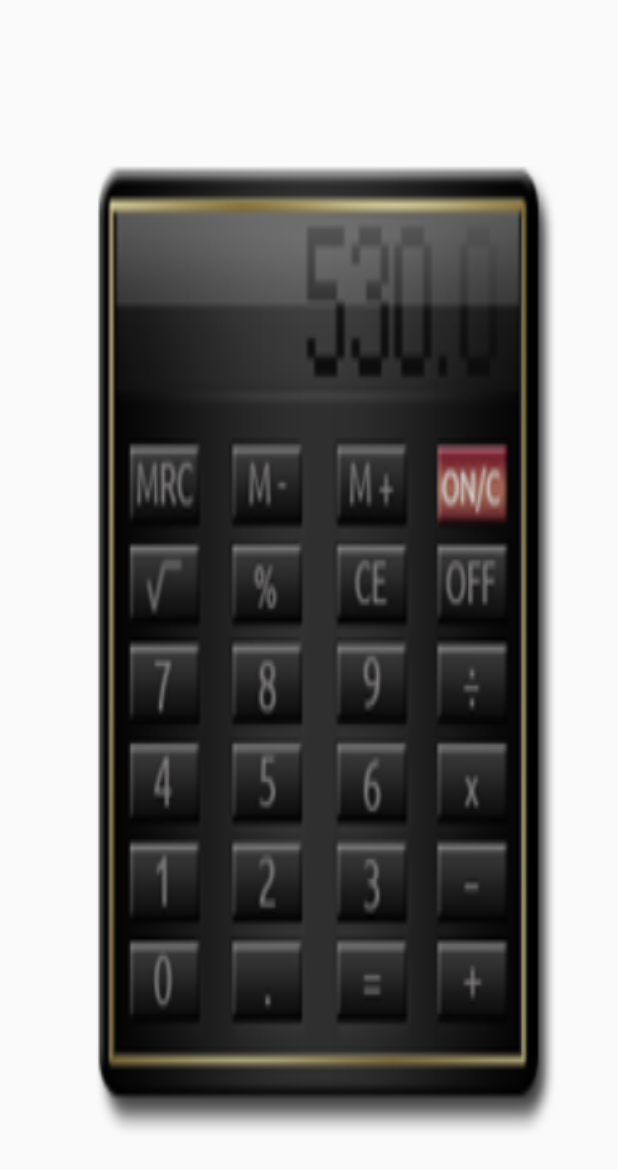
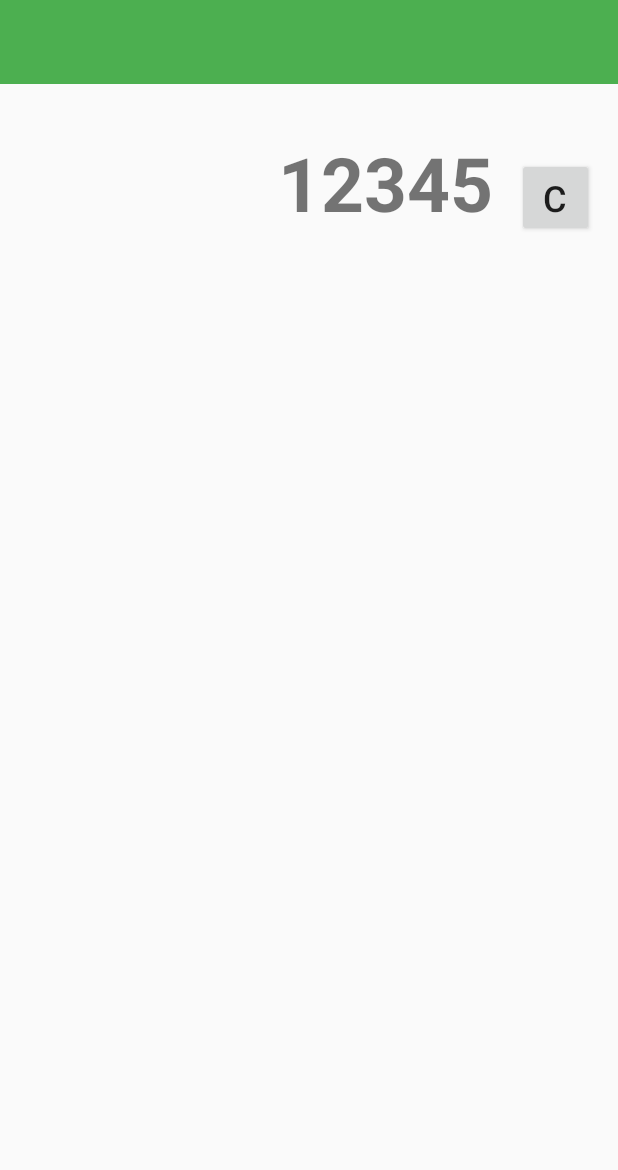
Before and after one commit to apirat-on/BallCalculate, an Android app: the layout fragment_calculate.xml on its own in the app's theme, with its tools: preview values and no code run, on a phone screen of 412 x 824 dp. Shown: the top 1170 px of the screen. Run offline under Robolectric (Android 15) with nearby library versions, the phone set to English and light mode, and no system bars.

Commit message:
Home Work 9 Jan 61

```diff
--- a/app/src/main/res/layout/fragment_calculate.xml
+++ b/app/src/main/res/layout/fragment_calculate.xml
@@ -8,16 +8,16 @@
     <android.support.v7.widget.Toolbar
         android:id="@+id/toolbarCalculate"
         android:layout_width="match_parent"
-        android:layout_height="match_parent"
-        android:background="@drawable/logo33"
+        android:layout_height="?attr/actionBarSize"
+        android:background="@color/colorPrimary"
         android:theme="@style/Base.ThemeOverlay.AppCompat.Dark.ActionBar"></android.support.v7.widget.Toolbar>
 
     <!--Content-->
     <LinearLayout
         android:padding="@dimen/padding"
-        android:orientation="vertical"
+        android:orientation="horizontal"
         android:layout_width="match_parent"
-        android:layout_height="match_parent">
+        android:layout_height="wrap_content">
         <!--Display-->
         <TextView
             android:padding="@dimen/padding"
@@ -27,16 +27,23 @@
             android:textSize="50dp"
             android:text="12345"
             android:layout_width="wrap_content"
-            android:layout_height="match_parent" />
+            android:layout_height="wrap_content" />
         <!--Clear Button-->
         <Button
             android:layout_weight="1"
             android:textSize="@dimen/h1"
             android:text="C"
             android:layout_width="0dp"
-            android:layout_height="match_parent" />
+            android:layout_height="wrap_content" />
 
     </LinearLayout>
+    <!--Row1-->
+    <LinearLayout
+        android:layout_weight="1"
+        android:padding="5dp"
+        android:orientation="horizontal"
+        android:layout_width="match_parent"
+        android:layout_height="match_parent"></LinearLayout>
 
     <!--Row2-->
     <LinearLayout
```
